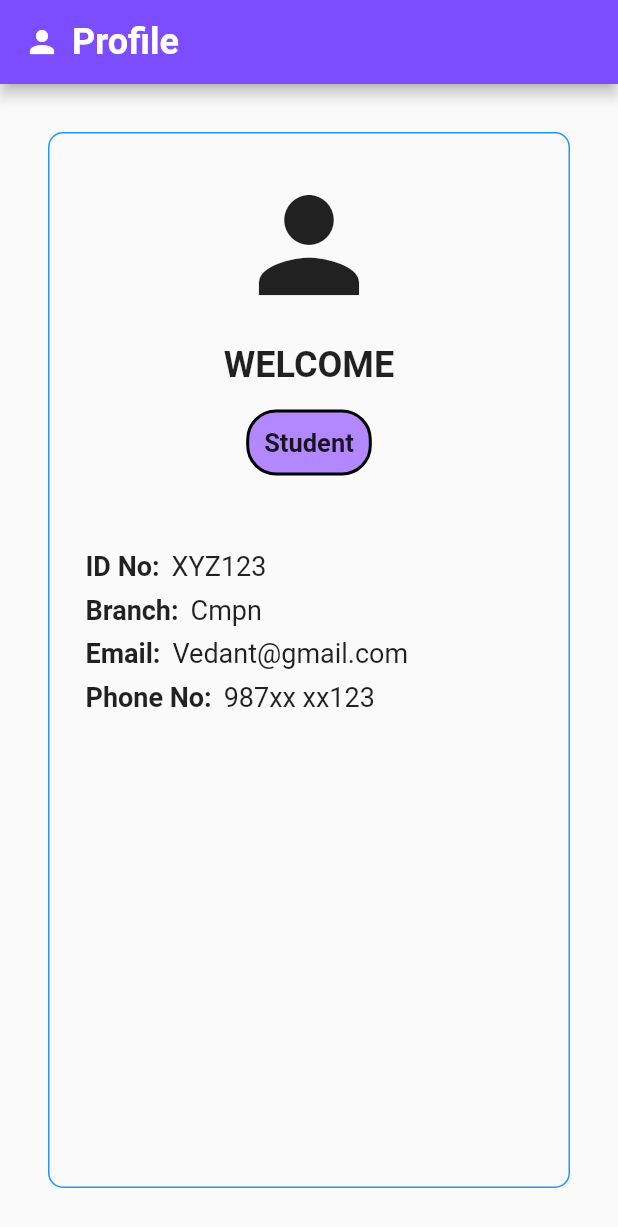
After one commit to tejasgadge2504/RAILEASE, a Flutter app: the ProfilePage screen opened directly, on a phone screen of 412 x 824 dp. The commit adds this screen. Shown: the top 1227 px of the screen. Run offline on Flutter 3.47's test engine with Material 3 defaults, Android fonts, the phone set to English and light mode, and no system bars.

Commit message:
Vedant updated code

```diff
--- /dev/null
+++ b/lib/myProfile.dart
@@ -0,0 +1,143 @@
+
+import 'package:flutter/material.dart';
+import 'package:mine_app/src/constants/colors.dart';
+
+
+class ProfilePage extends StatelessWidget {
+  @override
+  Widget build(BuildContext context) {
+    return Scaffold(
+      appBar: AppBar(
+        backgroundColor: tAppbar_color.shade200,
+        title: Row(
+          children: [
+            // CircleAvatar(
+            //   backgroundImage: AssetImage('assets/profile_picture.jpg'),
+            //
+            // ),
+            Icon(Icons.person),
+            SizedBox(width: 8.0),
+            Text('Profile', style: TextStyle(
+              fontSize: 24.0, fontWeight: FontWeight.bold,
+              color: Colors.white,
+            ),),
+          ],
+        ),
+      ),
+      body: Center(
+        child: Padding(
+          padding: const EdgeInsets.all(16.0),
+          child: Container(
+            padding: EdgeInsets.all(24.0),
+            margin: EdgeInsets.all(16.0),
+            decoration: BoxDecoration(
+              border: Border.all(color: Colors.blue),
+              borderRadius: BorderRadius.circular(10.0),
+            ),
+            child: Column(
+              crossAxisAlignment: CrossAxisAlignment.center,
+              children: [
+                // CircleAvatar(
+                //   radius: 60,
+                //   backgroundImage: AssetImage('assets/big_profile_photo.jpg'),
+                //
+                // ),
+
+                Icon(Icons.person,size: 100),
+
+
+                SizedBox(height: 16.0),
+                Text(
+                  'WELCOME',
+                  style: TextStyle(fontSize: 24.0, fontWeight: FontWeight.bold),
+                ),
+
+
+                SizedBox(height: 16.0),
+                Container(
+                  padding: EdgeInsets.all(10.0),
+                  decoration: BoxDecoration(
+                      color: tAppbar_color.shade100,
+                      borderRadius: BorderRadius.circular(20.0),
+                      border: Border.all(
+                          width: 2
+                      )
+                  ),
+                  child: Text(
+                    'Student',
+                    style: TextStyle(fontSize: 17.0,
+                        fontWeight: FontWeight.bold),
+                  ),
+                ),
+
+                SizedBox(height: 50.0),
+                Row(
+                  crossAxisAlignment: CrossAxisAlignment.start,
+                  children: [
+                    Text(
+                      'ID No:',
+                      style: TextStyle(fontSize: 18.0,fontWeight: FontWeight.bold ),
+                    ),
+                    SizedBox(width: 8.0),
+                    Text(
+                      'XYZ123',
+                      style: TextStyle(fontSize: 18.0),
+                    ),
+                  ],
+                ),
+
+                SizedBox(height: 8.0),
+                Row(
+                  crossAxisAlignment: CrossAxisAlignment.start,
+                  children: [
+                    Text(
+                      'Branch:',
+                      style: TextStyle(fontSize: 18.0,fontWeight: FontWeight.bold ),
+                    ),
+                    SizedBox(width: 8.0),
+                    Text(
+                      'Cmpn',
+                      style: TextStyle(fontSize: 18.0),
+                    ),
+                  ],
+                ),
+
+                SizedBox(height: 8.0),
+                Row(
+                  crossAxisAlignment: CrossAxisAlignment.start,
+                  children: [
+                    Text(
+                      'Email:',
+                      style: TextStyle(fontSize: 18.0,fontWeight: FontWeight.bold ),
+                    ),
+                    SizedBox(width: 8.0),
+                    Text(
+                      'Vedant@gmail.com',
+                      style: TextStyle(fontSize: 18.0),
+                    ),
+                  ],
+                ),
+
+                SizedBox(height: 8.0),
+                Row(
+                  crossAxisAlignment: CrossAxisAlignment.start,
+                  children: [
+                    Text(
+                      'Phone No:',
+                      style: TextStyle(fontSize: 18.0,fontWeight: FontWeight.bold ),
+                    ),
+                    SizedBox(width: 8.0),
+                    Text(
+                      '987xx xx123',
+                      style: TextStyle(fontSize: 18.0),
+                    ),
+                  ],
+                ),
+              ],
+            ),
+          ),
+        ),
+      ),
+    );
+  }
+}
```
Also changed, not shown: lib/Mypage.dart (+13 -0 lines), lib/SlideBar.dart (+13 -3 lines), lib/main.dart (+21 -1 lines), lib/stepsToApply.dart (added, +74 -0 lines).
